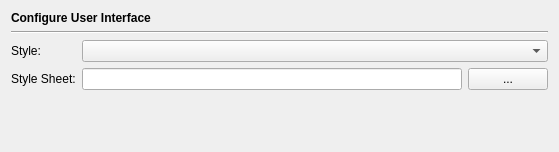
First picture: the form in Preferences/ConfigurationPages/HelpInterfacePage.ui, repository testmana2/test, before the edit.
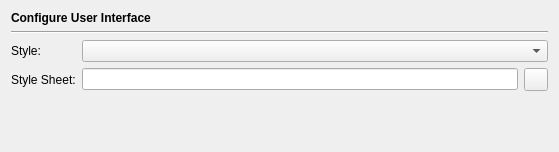
Second picture: the form after the edit.

Commit message: Changed all the file or directory selection buttons to QToolButton and gave them an icon.

Patch:
```diff
--- a/Preferences/ConfigurationPages/HelpInterfacePage.ui
+++ b/Preferences/ConfigurationPages/HelpInterfacePage.ui
@@ -6,7 +6,7 @@
    <rect>
     <x>0</x>
     <y>0</y>
-    <width>555</width>
+    <width>557</width>
     <height>152</height>
    </rect>
   </property>
@@ -62,13 +62,10 @@
       </widget>
      </item>
      <item row="1" column="2">
-      <widget class="QPushButton" name="styleSheetButton">
+      <widget class="QToolButton" name="styleSheetButton">
        <property name="toolTip">
         <string>Select the style sheet file via a file selection dialog</string>
        </property>
-       <property name="text">
-        <string>...</string>
-       </property>
       </widget>
      </item>
     </layout>
```
The commit also changes 127 other files.
